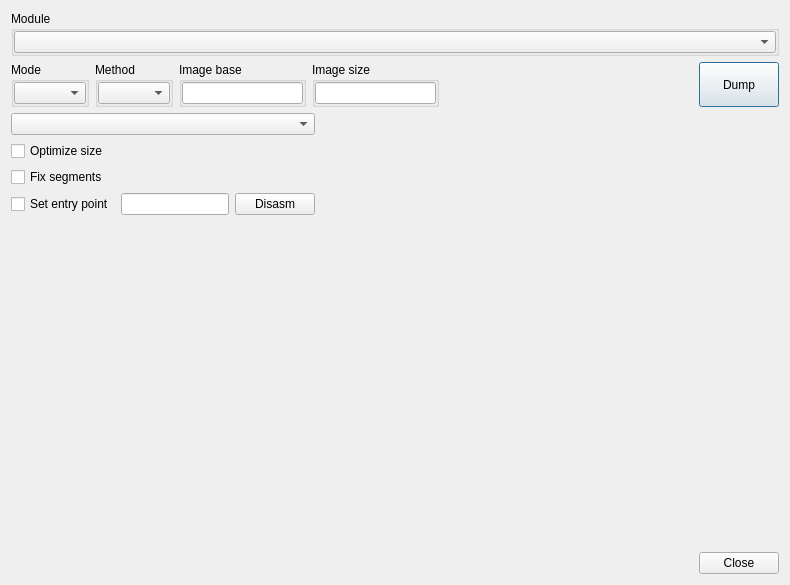
This is dialogdumpprocessmemory.ui in horsicq/XProcessWidget as Qt 5 draws it before an edit. The edited form follows.
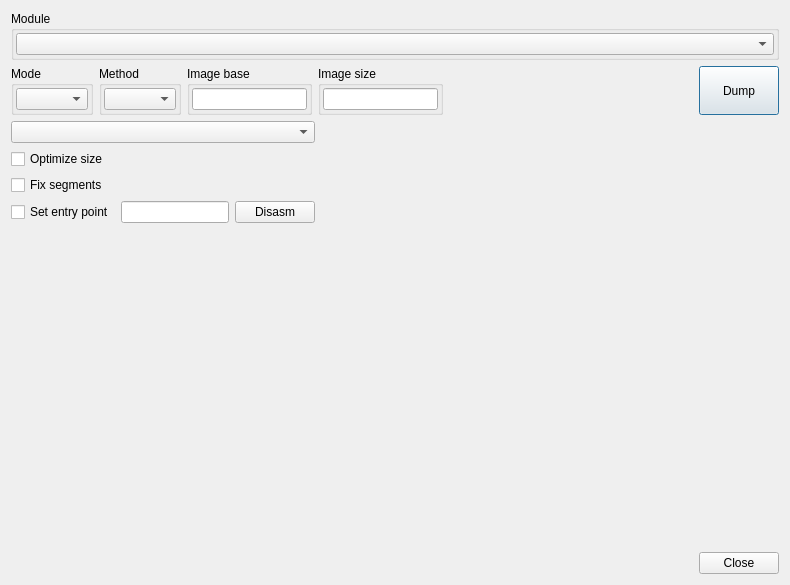
This is the edited form. Custom widgets are drawn as their Qt base class.

Patch:
```diff
--- a/dialogdumpprocessmemory.ui
+++ b/dialogdumpprocessmemory.ui
@@ -27,16 +27,16 @@
      </property>
      <layout class="QVBoxLayout" name="verticalLayout_10">
       <property name="leftMargin">
-       <number>0</number>
+       <number>2</number>
       </property>
       <property name="topMargin">
-       <number>0</number>
+       <number>2</number>
       </property>
       <property name="rightMargin">
-       <number>0</number>
+       <number>2</number>
       </property>
       <property name="bottomMargin">
-       <number>0</number>
+       <number>2</number>
       </property>
       <item>
        <widget class="QComboBox" name="comboBoxModule"/>
@@ -53,16 +53,16 @@
        </property>
        <layout class="QVBoxLayout" name="verticalLayout">
         <property name="leftMargin">
-         <number>0</number>
+         <number>2</number>
         </property>
         <property name="topMargin">
-         <number>0</number>
+         <number>2</number>
         </property>
         <property name="rightMargin">
-         <number>0</number>
+         <number>2</number>
         </property>
         <property name="bottomMargin">
-         <number>0</number>
+         <number>2</number>
         </property>
         <item>
          <widget class="QComboBox" name="comboBoxMode"/>
@@ -77,16 +77,16 @@
        </property>
        <layout class="QVBoxLayout" name="verticalLayout_2">
         <property name="leftMargin">
-         <number>0</number>
+         <number>2</number>
         </property>
         <property name="topMargin">
-         <number>0</number>
+         <number>2</number>
         </property>
         <property name="rightMargin">
-         <number>0</number>
+         <number>2</number>
         </property>
         <property name="bottomMargin">
-         <number>0</number>
+         <number>2</number>
         </property>
         <item>
          <widget class="QComboBox" name="comboBoxMethod"/>
@@ -101,16 +101,16 @@
        </property>
        <layout class="QVBoxLayout" name="verticalLayout_4">
         <property name="leftMargin">
-         <number>0</number>
+         <number>2</number>
         </property>
         <property name="topMargin">
-         <number>0</number>
+         <number>2</number>
         </property>
         <property name="rightMargin">
-         <number>0</number>
+         <number>2</number>
         </property>
         <property name="bottomMargin">
-         <number>0</number>
+         <number>2</number>
         </property>
         <item>
          <widget class="XLineEditHEX" name="lineEditProcessImageBase"/>
@@ -125,16 +125,16 @@
        </property>
        <layout class="QVBoxLayout" name="verticalLayout_5">
         <property name="leftMargin">
-         <number>0</number>
+         <number>2</number>
         </property>
         <property name="topMargin">
-         <number>0</number>
+         <number>2</number>
         </property>
         <property name="rightMargin">
-         <number>0</number>
+         <number>2</number>
         </property>
         <property name="bottomMargin">
-         <number>0</number>
+         <number>2</number>
         </property>
         <item>
          <widget class="XLineEditHEX" name="lineEditProcessImageSize"/>
```
